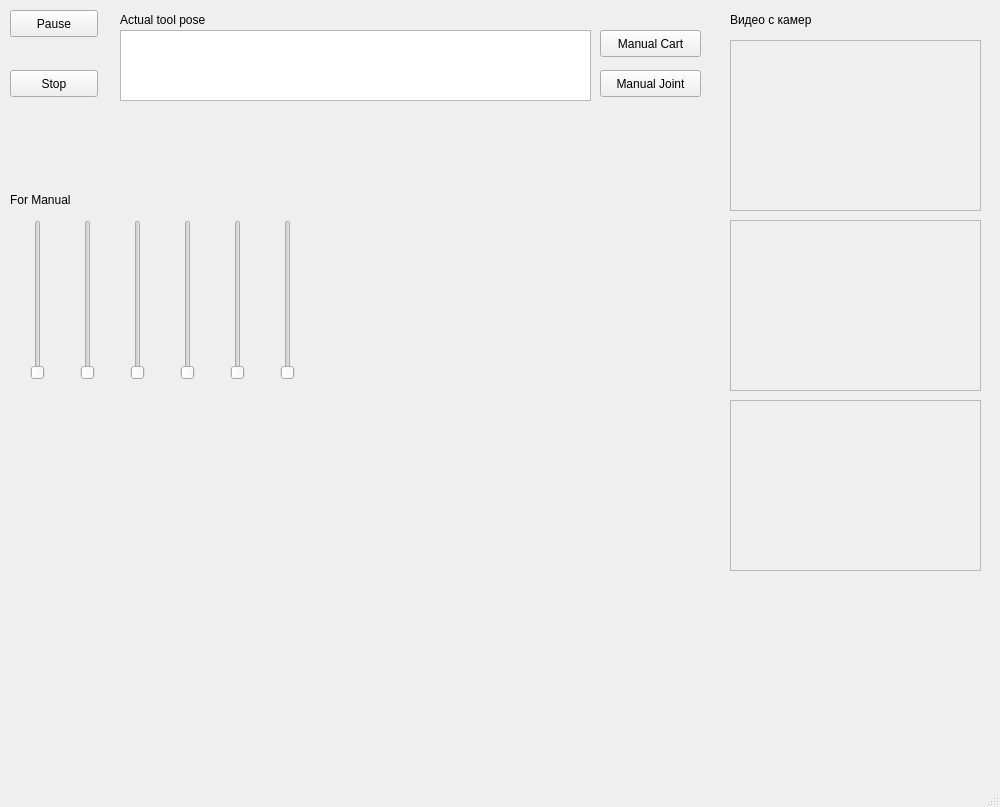
Above: Module_1/GUI.ui from kaninn-i/robost_prep_1 before the change. Below: the same form after it.
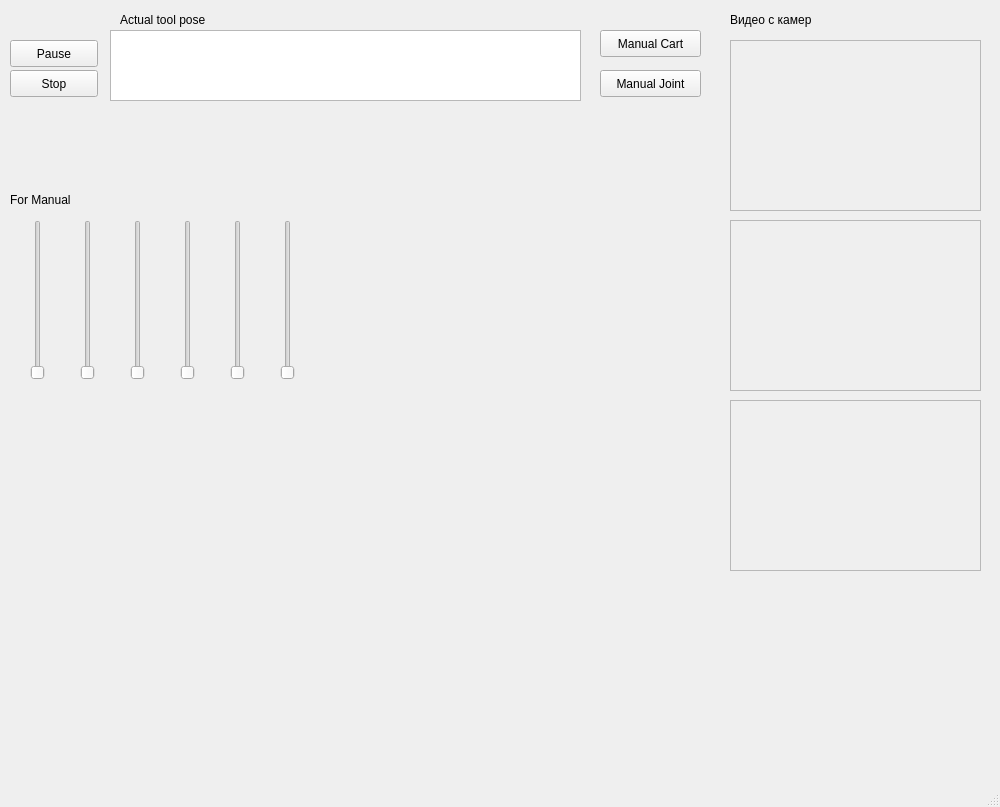
That is the form after the change.

The edit to the form file:
```diff
--- a/Module_1/GUI.ui
+++ b/Module_1/GUI.ui
@@ -18,10 +18,6 @@
     <property name="geometry">
      <rect>
       <x>10</x>
-      <y>10</y>
-      <width>88</width>
-      <height>27</height>
-      <x>10</x>
       <y>40</y>
       <width>88</width>
       <height>27</height>
@@ -157,15 +153,21 @@
      <enum>Qt::Vertical</enum>
     </property>
    </widget>
-   <widget class="QTableView" name="tableView">
+   <widget class="QListView" name="listView">
     <property name="geometry">
      <rect>
-      <x>120</x>
+      <x>110</x>
       <y>30</y>
       <width>471</width>
       <height>71</height>
      </rect>
     </property>
+    <property name="minimumSize">
+     <size>
+      <width>471</width>
+      <height>71</height>
+     </size>
+    </property>
    </widget>
    <widget class="QLabel" name="Actual_tool_pose_label">
     <property name="geometry">
```
Left out of the diff: 2 changed lines with no effect on the pictures.
